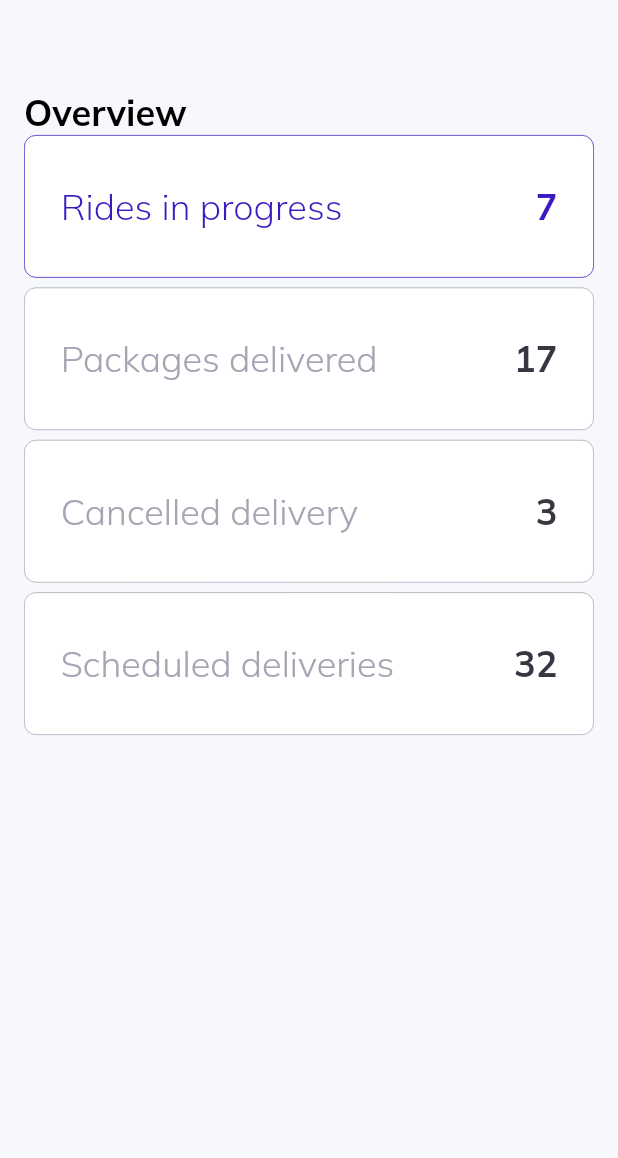
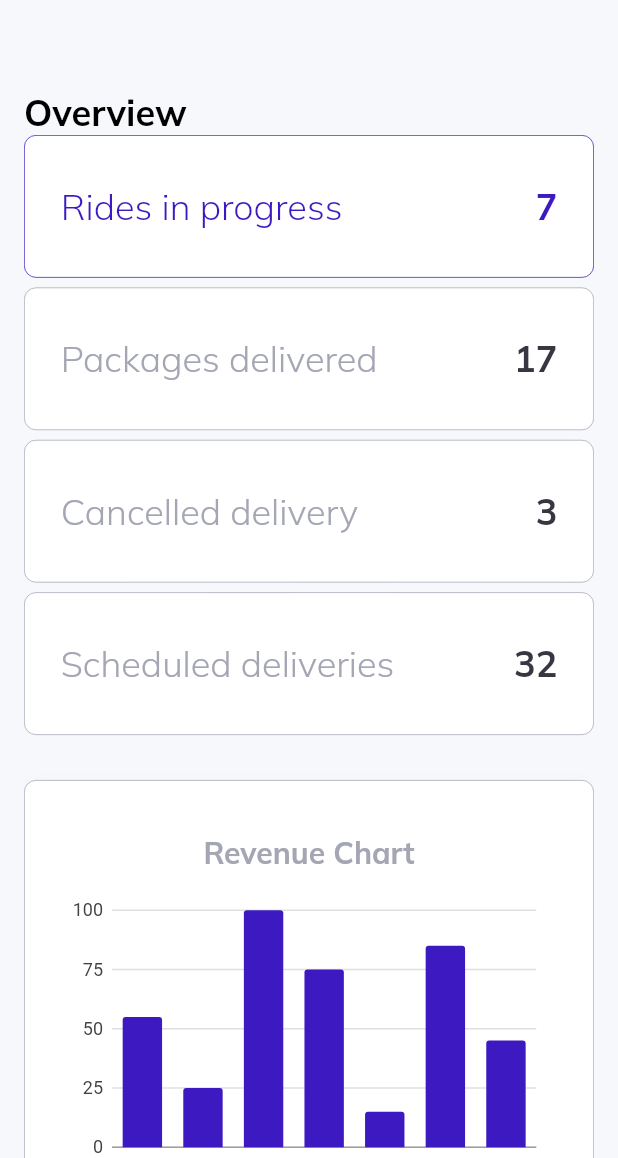
Before and after one commit to Jashwanth-Gowda-R/Flutter_web_dashboard, a Flutter app: the screen it shows after launch, on a phone screen of 412 x 824 dp, the part 78-1236 px from its top. Run offline on Flutter 3.47's test engine with Material 2 defaults, Android fonts, the phone set to English and light mode, and no system bars; our stand-ins replace charts_flutter, get, google_fonts.

Commit message:
added charts to the site

```diff
--- a/lib/pages/overview/overview.dart
+++ b/lib/pages/overview/overview.dart
@@ -4,6 +4,8 @@ import 'package:flutter_web_dashboard/helpers/reponsiveness.dart';
 import 'package:flutter_web_dashboard/pages/overview/widgets/overview_cards_large.dart';
 import 'package:flutter_web_dashboard/pages/overview/widgets/overview_cards_medium.dart';
 import 'package:flutter_web_dashboard/pages/overview/widgets/overview_cards_small.dart';
+import 'package:flutter_web_dashboard/pages/overview/widgets/revenue_section_large.dart';
+import 'package:flutter_web_dashboard/pages/overview/widgets/revenue_section_small.dart';
 import 'package:flutter_web_dashboard/widgets/custom_text.dart';
 import 'package:get/get.dart';
 
@@ -43,10 +45,10 @@ class OverviewPage extends StatelessWidget {
                   OverviewCardsLargeScreen()
               else
                 OverviewCardsSmallScreen(),
-              // if (!ResponsiveWidget.isSmallScreen(context))
-              //   RevenueSectionLarge()
-              // else
-              //   RevenueSectionSmall(),
+              if (!ResponsiveWidget.isSmallScreen(context))
+                RevenueSectionLarge()
+              else
+                RevenueSectionSmall(),
               // AvailableDriversTable(),
             ],
           ))
--- a/lib/pages/overview/widgets/bar_chart.dart
+++ b/lib/pages/overview/widgets/bar_chart.dart
@@ -0,0 +1,61 @@
+/// Bar chart example
+import 'package:charts_flutter/flutter.dart' as charts;
+import 'package:flutter/material.dart';
+import 'package:flutter_web_dashboard/constants/style.dart';
+
+class SimpleBarChart extends StatelessWidget {
+  final List<charts.Series> seriesList;
+  final bool animate;
+
+  SimpleBarChart(this.seriesList, {this.animate});
+
+  /// Creates a [BarChart] with sample data and no transition.
+  factory SimpleBarChart.withSampleData() {
+    return new SimpleBarChart(
+      _createSampleData(),
+      // Disable animations for image tests.
+      animate: false,
+    );
+  }
+
+
+  @override
+  Widget build(BuildContext context) {
+    return new charts.BarChart(
+      seriesList,
+      animate: animate,
+    );
+  }
+
+  /// Create one series with sample hard coded data.
+  static List<charts.Series<OrdinalSales, String>> _createSampleData() {
+    final data = [
+      new OrdinalSales('Today', 55),
+      new OrdinalSales('Yesterday', 25),
+      new OrdinalSales('2 days', 100),
+      new OrdinalSales('24 Jun', 75),
+      new OrdinalSales('23 Jun', 15),
+      new OrdinalSales('22 Jun', 85),
+      new OrdinalSales('21 Jun', 45),
+
+    ];
+
+    return [
+      new charts.Series<OrdinalSales, String>(
+        id: 'Sales',
+        colorFn: (_, __) => charts.ColorUtil.fromDartColor(active),
+        domainFn: (OrdinalSales sales, _) => sales.year,
+        measureFn: (OrdinalSales sales, _) => sales.sales,
+        data: data,
+      )
+    ];
+  }
+}
+
+/// Sample ordinal data type.
+class OrdinalSales {
+  final String year;
+  final int sales;
+
+  OrdinalSales(this.year, this.sales);
+}
--- a/lib/pages/overview/widgets/revenue_section_small.dart
+++ b/lib/pages/overview/widgets/revenue_section_small.dart
@@ -0,0 +1,85 @@
+import 'package:flutter/material.dart';
+import 'package:flutter_web_dashboard/constants/style.dart';
+import 'package:flutter_web_dashboard/pages/overview/widgets/bar_chart.dart';
+import 'package:flutter_web_dashboard/pages/overview/widgets/revenue_info.dart';
+import 'package:flutter_web_dashboard/widgets/custom_text.dart';
+
+class RevenueSectionSmall extends StatelessWidget {
+  @override
+  Widget build(BuildContext context) {
+    return Container(
+      padding: EdgeInsets.all(24),
+      margin: EdgeInsets.symmetric(vertical: 30),
+      decoration: BoxDecoration(
+        color: Colors.white,
+        borderRadius: BorderRadius.circular(8),
+        boxShadow: [
+          BoxShadow(
+              offset: Offset(0, 6),
+              color: lightGrey.withOpacity(.1),
+              blurRadius: 12)
+        ],
+        border: Border.all(color: lightGrey, width: .5),
+      ),
+      child: Column(
+        children: [
+          Container(
+            height: 260,
+            child: Column(
+              mainAxisAlignment: MainAxisAlignment.spaceEvenly,
+              children: [
+                CustomText(
+                  text: "Revenue Chart",
+                  size: 20,
+                  weight: FontWeight.bold,
+                  color: lightGrey,
+                ),
+                Container(
+                    width: 600,
+                    height: 200,
+                    child: SimpleBarChart.withSampleData()),
+              ],
+            ),
+          ),
+          Container(
+            width: 120,
+            height: 1,
+            color: lightGrey,
+          ),
+          Container(
+            height: 260,
+            child: Column(
+              mainAxisAlignment: MainAxisAlignment.spaceEvenly,
+              children: [
+                Row(
+                  children: [
+                    RevenueInfo(
+                      title: "Today's revenue",
+                      amount: "230",
+                    ),
+                    RevenueInfo(
+                      title: "Last 7 days",
+                      amount: "1,100",
+                    ),
+                  ],
+                ),
+                Row(
+                  children: [
+                    RevenueInfo(
+                      title: "Last 30 days",
+                      amount: "3,230",
+                    ),
+                    RevenueInfo(
+                      title: "Last 12 months",
+                      amount: "11,300",
+                    ),
+                  ],
+                ),
+              ],
+            ),
+          ),
+        ],
+      ),
+    );
+  }
+}
```
Also changed, not shown: lib/pages/overview/widgets/revenue_info.dart (+25 -0 lines), lib/pages/overview/widgets/revenue_section_large.dart (+86 -0 lines).
